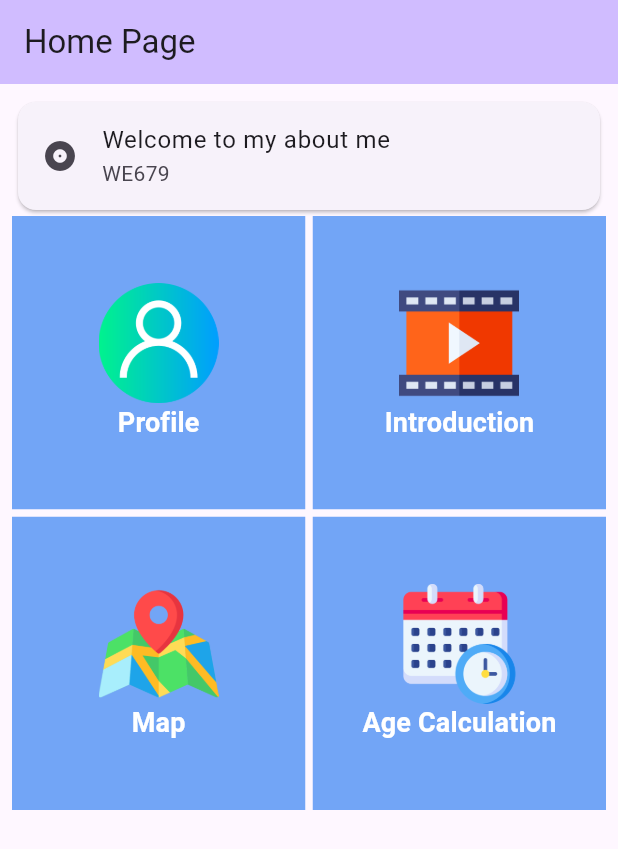
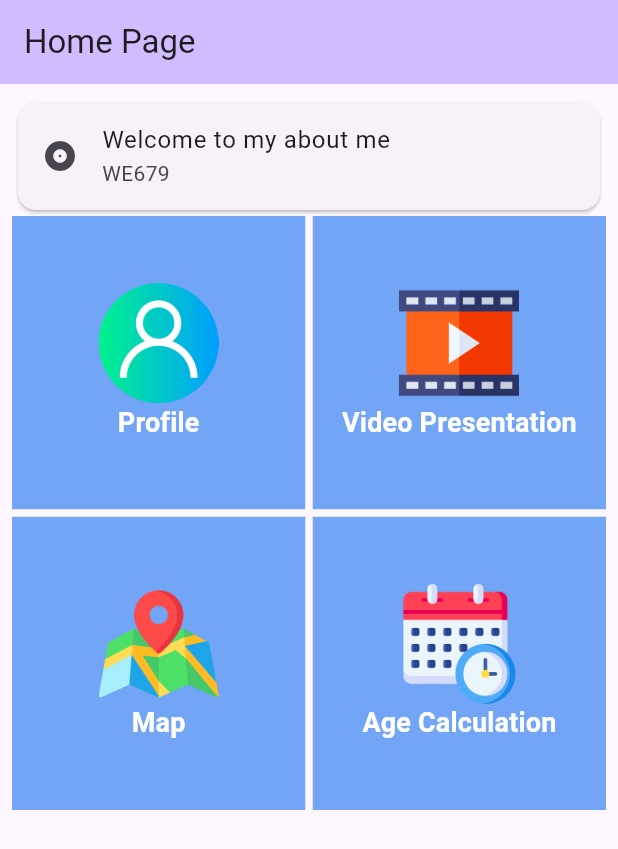
Before and after one commit to PeerapatAtta/Flutter_DPU_my_aboutme, a Flutter app: the screen it shows after launch, on a phone screen of 412 x 824 dp. Shown: the top 849 px of the screen. Run offline on Flutter 3.47's test engine with Material 3 defaults, Android fonts, the light colour scheme and no system bars.

Commit message:
W8: Install library youtube

```diff
--- a/lib/homePage.dart
+++ b/lib/homePage.dart
@@ -68,7 +68,9 @@ class _HomePageState extends State<HomePage> {
                     padding: EdgeInsets.all(0),
                     color: Color.fromRGBO(114, 165, 246, 1),
                     child: TextButton(
-                        onPressed: () {},
+                        onPressed: () {
+                          Navigator.pushNamed(context, 'video_presentation');
+                        },
                         child: Column(
                           mainAxisAlignment: MainAxisAlignment.center,
                           children: [
@@ -79,7 +81,7 @@ class _HomePageState extends State<HomePage> {
                                 width: 80),
                             Center(
                               child: Text(
-                                'Introduction',
+                                'Video Presentation',
                                 style: TextStyle(
                                     fontSize: 18,
                                     fontWeight: FontWeight.bold,
--- a/lib/main.dart
+++ b/lib/main.dart
@@ -1,6 +1,7 @@
 import 'package:flutter/material.dart';
 import 'package:my_aboutme/homePage.dart';
 import 'package:my_aboutme/profile.dart';
+import 'package:my_aboutme/videoPresentation.dart';
 
 void main() {
   runApp(const MyApp());
@@ -15,7 +16,8 @@ class MyApp extends StatelessWidget {
     return MaterialApp(
       home: const MyHomePage(title: 'My About me'),
       routes: <String, WidgetBuilder>{
-        'profile':(BuildContext context) => Profile()
+        'profile':(BuildContext context) => Profile(),
+        'video_presentation':(BuildContext context) => VideoPresentation()
       },
     );
   }
--- a/pubspec.yaml
+++ b/pubspec.yaml
@@ -35,6 +35,7 @@ dependencies:
   # The following adds the Cupertino Icons font to your application.
   # Use with the CupertinoIcons class for iOS style icons.
   cupertino_icons: ^1.0.6
+  youtube_player_flutter: ^9.0.0
 
 dev_dependencies:
   flutter_test:
```
Also changed, not shown: lib/videoPresentation.dart (added, +20 -0 lines), pubspec.lock, 1 other file.
